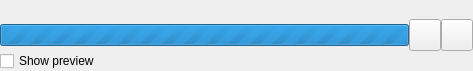
Qt form library/tulip-gui/designer/SimplePluginProgressWidget.ui (Tulip-Dev/tulip) before a commit.
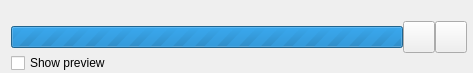
The same form after that commit. Icons and pictures are not drawn.

Commit message: more fix for issue #93: add PluginProgress::showStops(bool) to allow to hide the stop controls if the current algorithm cannot be interrupted + try to ensure the plugin progress dialog is correctly displayed when running a non interruptible algorithm

```diff
--- a/library/tulip-gui/designer/SimplePluginProgressWidget.ui
+++ b/library/tulip-gui/designer/SimplePluginProgressWidget.ui
@@ -7,7 +7,7 @@
     <x>0</x>
     <y>0</y>
     <width>473</width>
-    <height>71</height>
+    <height>73</height>
    </rect>
   </property>
   <property name="maximumSize">
@@ -27,14 +27,11 @@
    <property name="spacing">
     <number>0</number>
    </property>
-   <property name="leftMargin">
-    <number>0</number>
-   </property>
    <property name="topMargin">
     <number>0</number>
    </property>
    <property name="rightMargin">
-    <number>0</number>
+    <number>6</number>
    </property>
    <property name="bottomMargin">
     <number>0</number>
```
The commit also changes 6 other files.
